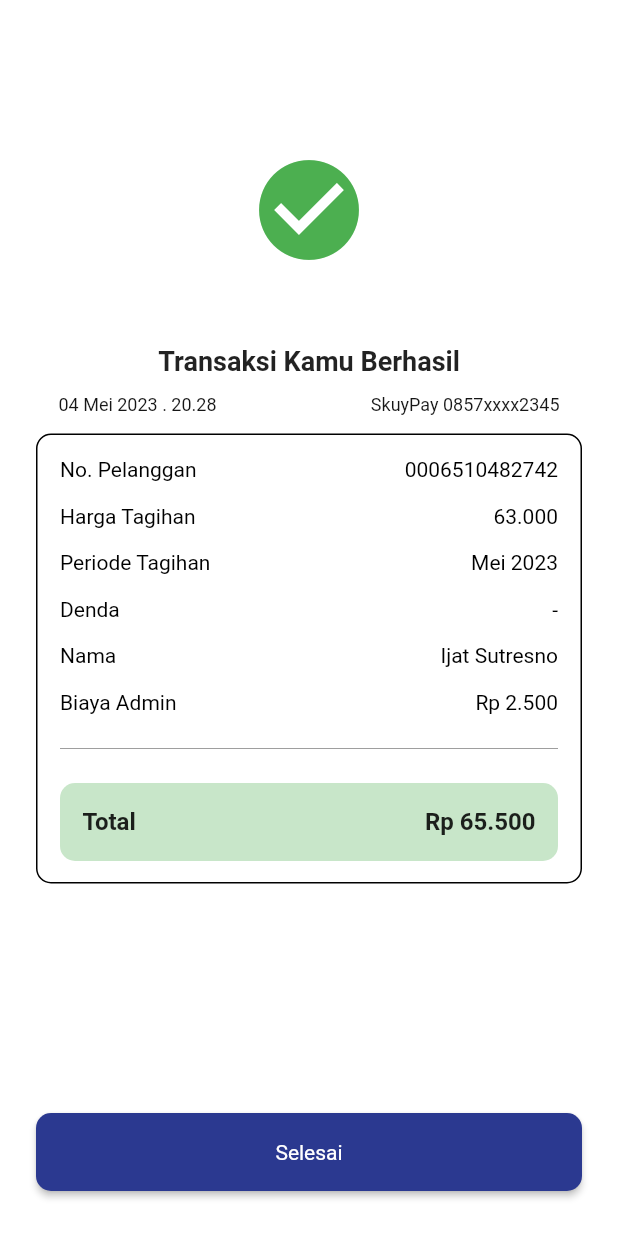
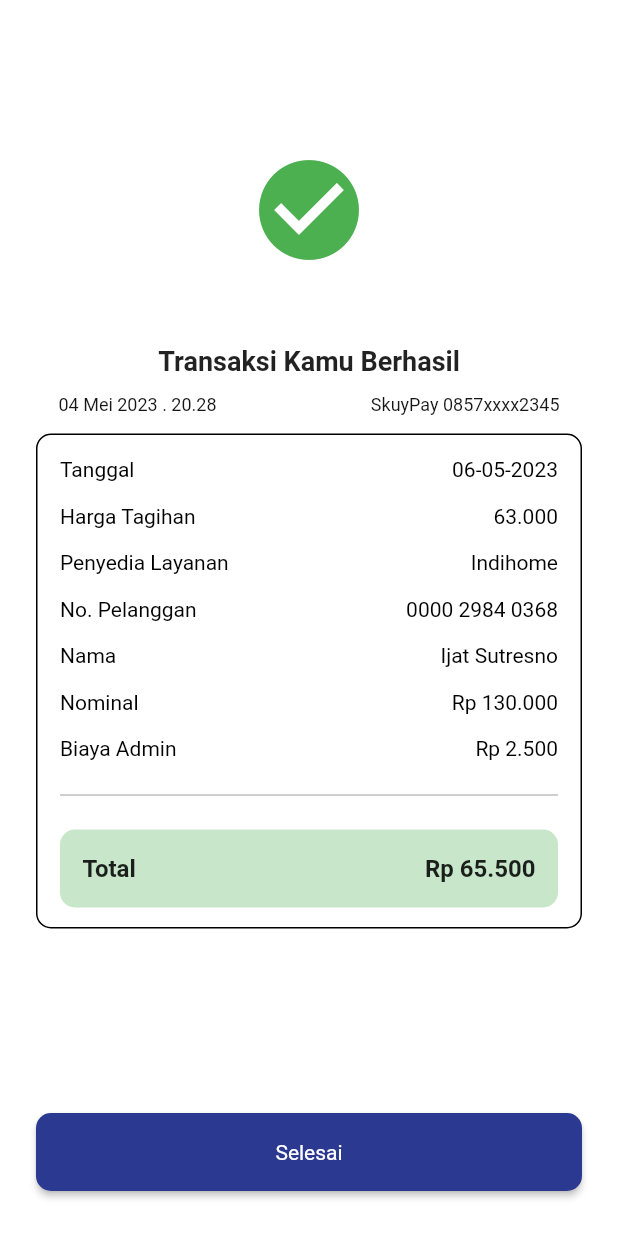
Before and after one commit to Kelompok10Capstone/Flutter_2023, a Flutter app: the SuccessTransactionWifi screen opened directly, on a phone screen of 412 x 824 dp. Run offline on Flutter 3.47's test engine with Material 2 defaults, Android fonts, the phone set to English and light mode, and no system bars; our stand-ins replace google_fonts, pinput, shared_preferences, supercharged; accounts and stored records are empty.

Commit message:
edit success screen

```diff
--- a/capstone_flutter/lib/view/screen/wifi_screen/success_transaction_wifi_screen.dart
+++ b/capstone_flutter/lib/view/screen/wifi_screen/success_transaction_wifi_screen.dart
@@ -57,7 +57,7 @@ class SuccessTransactionWifi extends StatelessWidget {
                     borderRadius: BorderRadius.circular(10),
                     border: Border.all(color: Colors.black)),
                 width: double.infinity,
-                height: 300,
+                height: 330,
                 child: Padding(
                   padding: const EdgeInsets.all(15),
                   child: Column(
@@ -67,11 +67,11 @@ class SuccessTransactionWifi extends StatelessWidget {
                         mainAxisAlignment: MainAxisAlignment.spaceBetween,
                         children: [
                           Text(
-                            'No. Pelanggan',
+                            'Tanggal',
                             style: blackFont14,
                           ),
                           Text(
-                            '0006510482742',
+                            '06-05-2023',
                             style: blackFont14,
                           ),
                         ],
@@ -99,11 +99,11 @@ class SuccessTransactionWifi extends StatelessWidget {
                         mainAxisAlignment: MainAxisAlignment.spaceBetween,
                         children: [
                           Text(
-                            'Periode Tagihan',
+                            'Penyedia Layanan',
                             style: blackFont14,
                           ),
                           Text(
-                            'Mei 2023',
+                            'Indihome',
                             style: blackFont14,
                           ),
                         ],
@@ -115,11 +115,11 @@ class SuccessTransactionWifi extends StatelessWidget {
                         mainAxisAlignment: MainAxisAlignment.spaceBetween,
                         children: [
                           Text(
-                            'Denda',
+                            'No. Pelanggan',
                             style: blackFont14,
                           ),
                           Text(
-                            '-',
+                            '0000 2984 0368',
                             style: blackFont14,
                           ),
                         ],
@@ -136,6 +136,22 @@ class SuccessTransactionWifi extends StatelessWidget {
                           ),
                           Text(
                             'Ijat Sutresno',
+                            style: blackFont14,
+                          ),
+                        ],
+                      ),
+                      const SizedBox(
+                        height: 15,
+                      ),
+                      Row(
+                        mainAxisAlignment: MainAxisAlignment.spaceBetween,
+                        children: [
+                          Text(
+                            'Nominal',
+                            style: blackFont14,
+                          ),
+                          Text(
+                            'Rp 130.000',
                             style: blackFont14,
                           ),
                         ],
```
